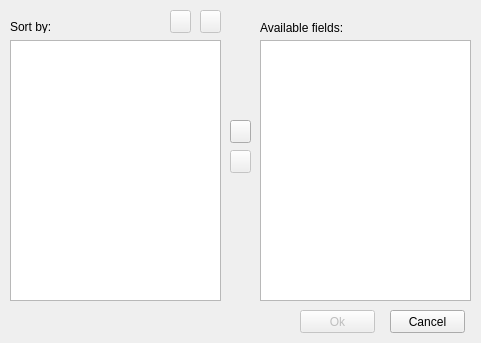
Above: views/sort_dialog.ui from pablosuau/pyBacklogger before the change. Below: the same form after it.
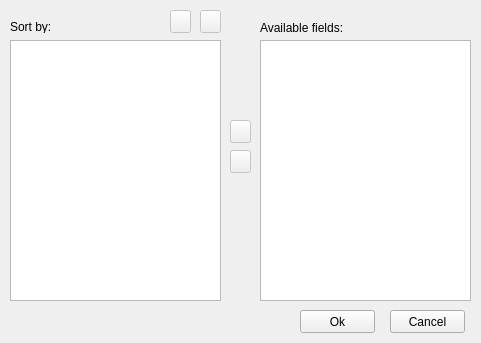
That is the form after the change. Icons and pictures are not drawn.

```diff
--- a/views/sort_dialog.ui
+++ b/views/sort_dialog.ui
@@ -122,6 +122,9 @@
    </property>
   </widget>
   <widget class="QPushButton" name="pushButtonLeft">
+   <property name="enabled">
+    <bool>false</bool>
+   </property>
    <property name="geometry">
     <rect>
      <x>230</x>
@@ -173,7 +176,7 @@
   </widget>
   <widget class="QPushButton" name="pushButtonOk">
    <property name="enabled">
-    <bool>false</bool>
+    <bool>true</bool>
    </property>
    <property name="geometry">
     <rect>
```
